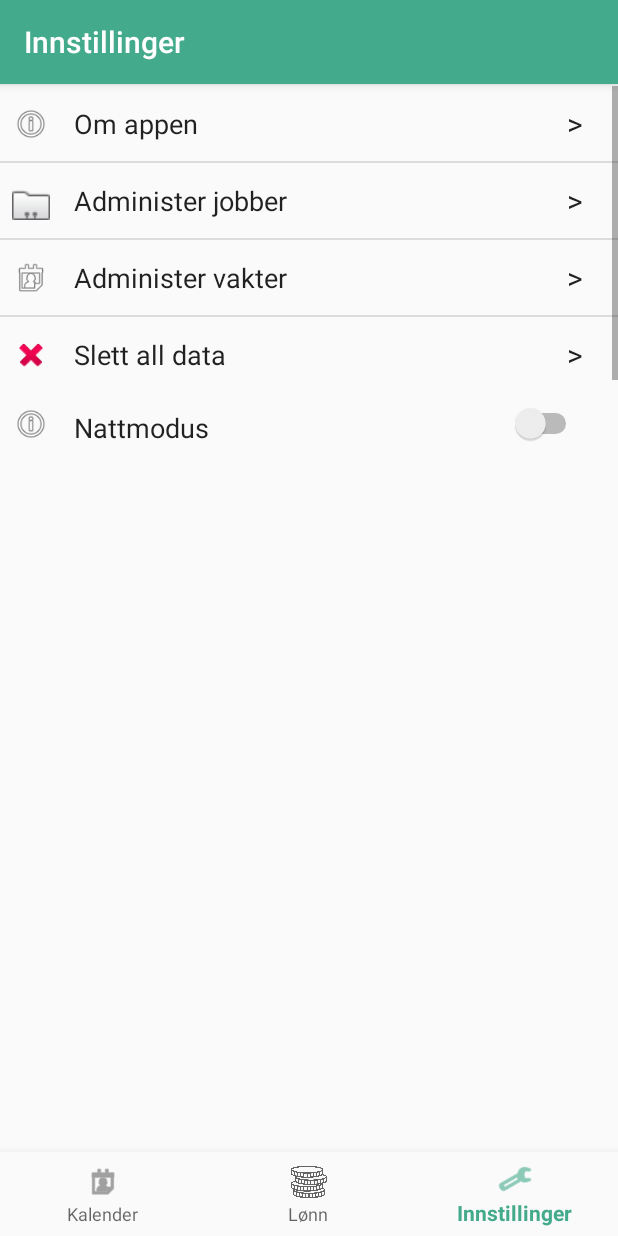
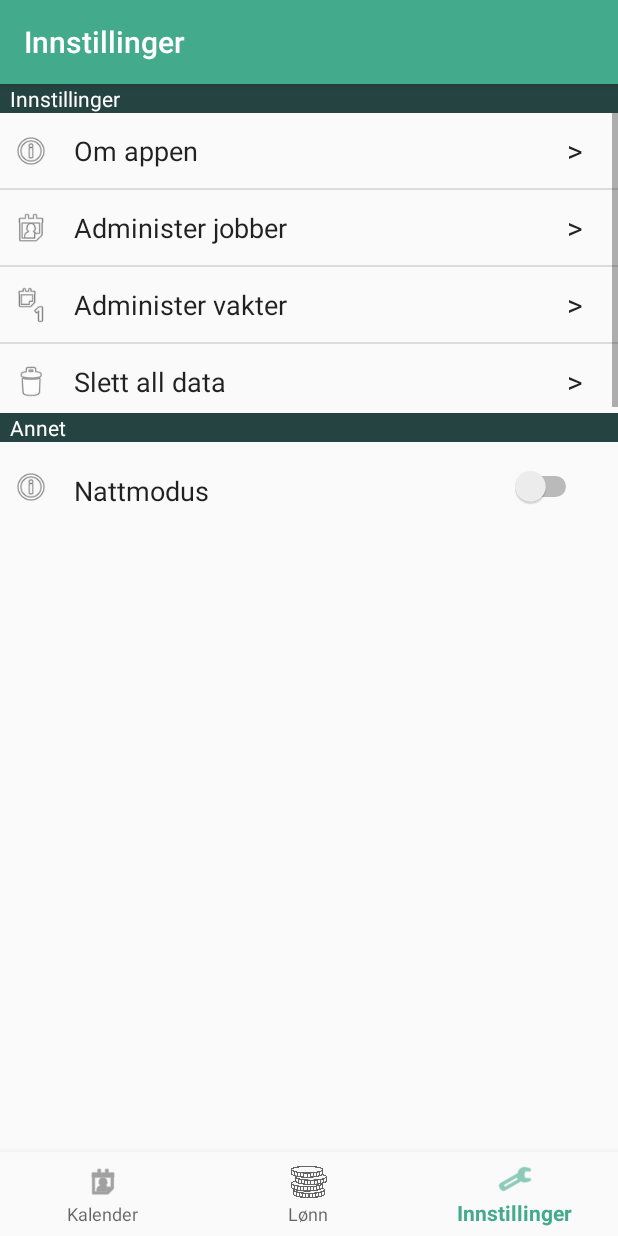
Before and after one commit to marcusbirkeland/terminus, an Android app: the SettingsFragment screen opened through its navigation route, on a phone screen of 412 x 824 dp. Run offline under Robolectric (Android 15) with nearby library versions, the phone set to English and light mode, and no system bars; our stand-ins replace navigation-ui; libraries missing offline, so code that uses them is left out: com.github.sundeepk.compactcalendarview, com.nostra13.universalimageloader; 8 statements that could not run were skipped.

Commit message:
Refactored and added more project structure. Minor layout tweaks for settings.

```diff
--- a/app/src/main/java/com/example/jobbkalender/ui/settings/SettingsFragment.java
+++ b/app/src/main/java/com/example/jobbkalender/ui/settings/SettingsFragment.java
@@ -43,11 +43,11 @@ public class SettingsFragment extends Fragment {
 
         Setting setting = new Setting("Om appen", android.R.drawable.ic_menu_info_details);
         settingsList.add(setting);
-        setting = new Setting("Administer jobber", android.R.drawable.sym_contact_card);
+        setting = new Setting("Administer jobber", android.R.drawable.ic_menu_my_calendar);
         settingsList.add(setting);
-        setting = new Setting("Administer vakter",android.R.drawable.ic_menu_my_calendar);
+        setting = new Setting("Administer vakter",android.R.drawable.ic_menu_day);
         settingsList.add(setting);
-        setting = new Setting("Slett all data", android.R.drawable.ic_delete);
+        setting = new Setting("Slett all data", android.R.drawable.ic_menu_delete);
         settingsList.add(setting);
         SettingsAdapter settingsAdapter= new SettingsAdapter(getContext(),0,settingsList);
         listView.setAdapter(settingsAdapter);
--- a/app/src/main/res/layout/fragment_settings.xml
+++ b/app/src/main/res/layout/fragment_settings.xml
@@ -4,6 +4,18 @@
     xmlns:tools="http://schemas.android.com/tools"
     android:layout_width="match_parent"
     android:layout_height="match_parent">
+
+    <TextView
+        android:id="@+id/textView22"
+        android:layout_width="0dp"
+        android:layout_height="wrap_content"
+        android:background="@color/colorPrimaryDark"
+        android:text="  Innstillinger"
+        android:textColor="@android:color/primary_text_dark"
+        app:layout_constraintEnd_toEndOf="parent"
+        app:layout_constraintHorizontal_bias="1.0"
+        app:layout_constraintStart_toStartOf="parent"
+        app:layout_constraintTop_toTopOf="parent" />
 
     <TextView
         android:id="@+id/text_notifications"
@@ -24,14 +36,15 @@
         android:id="@+id/listViewSettings"
         android:layout_width="match_parent"
         android:layout_height="200dp"
-        android:layout_marginTop="1dp"
         app:layout_constraintEnd_toEndOf="parent"
         app:layout_constraintStart_toStartOf="parent"
-        app:layout_constraintTop_toTopOf="parent" />
+        app:layout_constraintTop_toBottomOf="@+id/textView22" />
 
     <androidx.constraintlayout.widget.ConstraintLayout
+        android:id="@+id/constraintLayout"
         android:layout_width="match_parent"
         android:layout_height="50dp"
+        android:layout_marginTop="24dp"
         android:gravity="center_vertical"
         android:orientation="horizontal"
         android:weightSum="100"
@@ -48,7 +61,8 @@
             android:src="@android:drawable/ic_menu_info_details"
             app:layout_constraintBottom_toBottomOf="parent"
             app:layout_constraintStart_toStartOf="parent"
-            app:layout_constraintTop_toTopOf="parent" />
+            app:layout_constraintTop_toTopOf="parent"
+            app:srcCompat="@android:drawable/ic_menu_delete" />
 
         <TextView
             android:id="@+id/textViewToggleableSettingsElement"
@@ -77,4 +91,17 @@
 
     </androidx.constraintlayout.widget.ConstraintLayout>
 
+    <TextView
+        android:id="@+id/textView21"
+        android:layout_width="0dp"
+        android:layout_height="wrap_content"
+        android:layout_marginBottom="5dp"
+        android:background="@color/colorPrimaryDark"
+        android:text="  Annet"
+        android:textColor="@android:color/primary_text_dark"
+        app:layout_constraintBottom_toTopOf="@+id/constraintLayout"
+        app:layout_constraintEnd_toEndOf="parent"
+        app:layout_constraintStart_toStartOf="parent"
+        app:layout_constraintTop_toBottomOf="@+id/listViewSettings" />
+
 </androidx.constraintlayout.widget.ConstraintLayout>
```
Also changed, not shown: app/src/main/java/com/example/jobbkalender/customViews/ToggleableSettingsElement.java (deleted, +0 -19 lines), app/src/main/res/layout/toggleable_settings_element.xml (deleted, +0 -44 lines).
